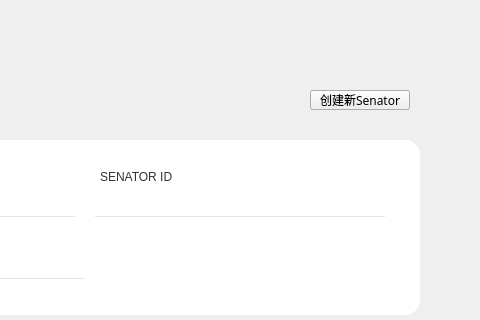
First picture: the form in LNKWallet/guard/GuardAccountPage.ui, repository HcashOrg/hx-indicator, before the edit; both pictures show x 290 to 770 and y 0 to 320 of the 770 by 530 pixel window.
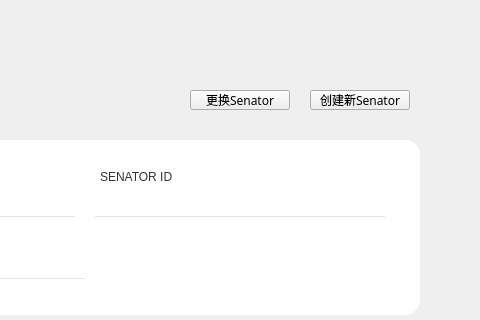
Second picture: the form after the edit.

Commit message: senator change senator

The edit to the form file:
```diff
--- a/LNKWallet/guard/GuardAccountPage.ui
+++ b/LNKWallet/guard/GuardAccountPage.ui
@@ -255,6 +255,36 @@
     <string>创建新Senator</string>
    </property>
   </widget>
+  <widget class="QToolButton" name="changeSenator">
+   <property name="geometry">
+    <rect>
+     <x>480</x>
+     <y>90</y>
+     <width>100</width>
+     <height>20</height>
+    </rect>
+   </property>
+   <property name="font">
+    <font>
+     <family>微软雅黑</family>
+     <weight>50</weight>
+     <italic>false</italic>
+     <bold>false</bold>
+    </font>
+   </property>
+   <property name="cursor">
+    <cursorShape>PointingHandCursor</cursorShape>
+   </property>
+   <property name="focusPolicy">
+    <enum>Qt::NoFocus</enum>
+   </property>
+   <property name="styleSheet">
+    <string notr="true"/>
+   </property>
+   <property name="text">
+    <string>更换Senator</string>
+   </property>
+  </widget>
  </widget>
  <resources/>
  <connections/>
```
The commit also changes 12 other files.
